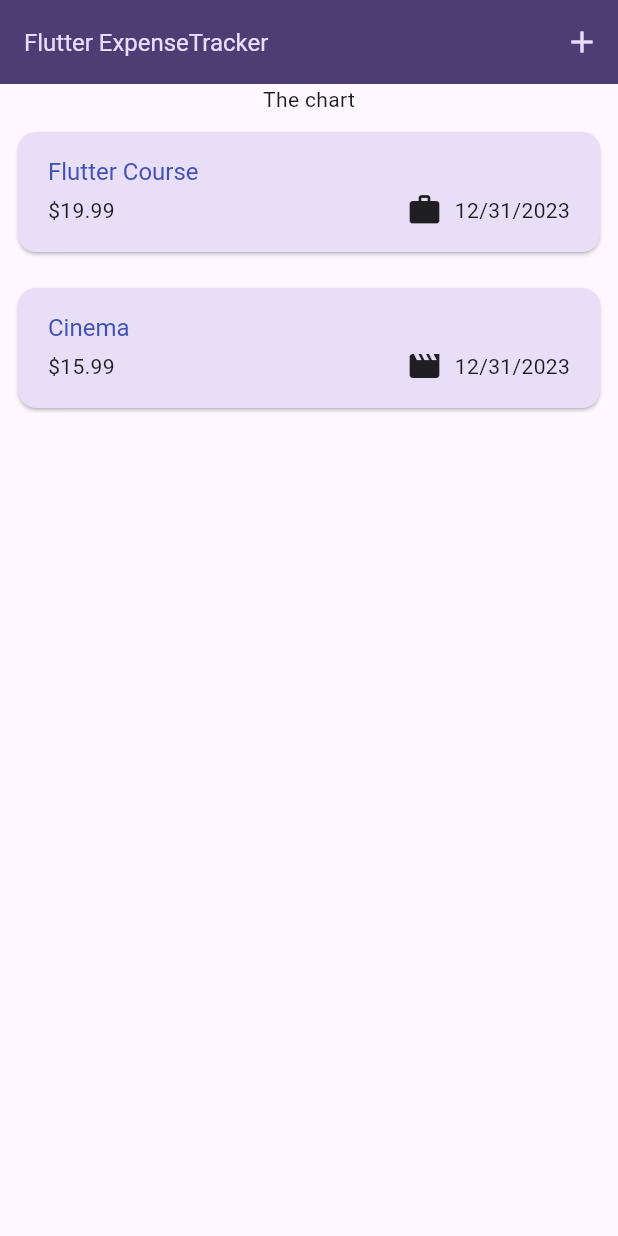
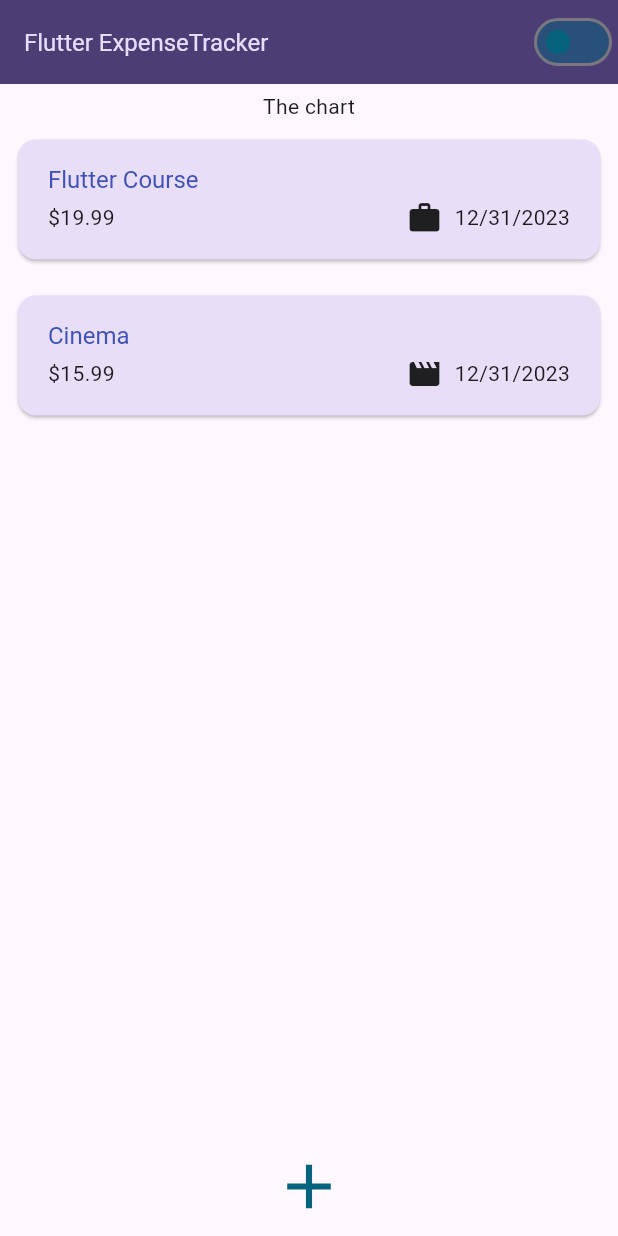
Before and after one commit to dev-rahul-0/expense_tracker, a Flutter app: the screen it shows after launch, on a phone screen of 412 x 824 dp. Run offline on Flutter 3.47's test engine with Material 3 defaults, Android fonts, the phone set to English and light mode, and no system bars.

Commit message:
ThemeToggleAdded

```diff
--- a/lib/expenses.dart
+++ b/lib/expenses.dart
@@ -2,6 +2,7 @@ import 'package:expense/expense.dart';
 import 'package:expense/expenses_list.dart';
 import 'package:expense/new_expense.dart';
 import 'package:flutter/material.dart';
+
 class Expenses extends StatefulWidget {
   const Expenses({super.key});
 
@@ -44,8 +45,7 @@ class _ExpensesState extends State<Expenses> {
     setState(() {
       _registeredExpenses.remove(expense);
     });
-    ScaffoldMessenger.of(context).showSnackBar(
-      SnackBar(
+    ScaffoldMessenger.of(context).showSnackBar(SnackBar(
       duration: const Duration(seconds: 3),
       content: const Text('Expense delete.'),
       action: SnackBarAction(
@@ -56,37 +56,38 @@ class _ExpensesState extends State<Expenses> {
           });
         },
       ),
-      )
+    ));
+  }
+
+  @override
+  Widget build(BuildContext context) {
+    Widget mainContent = const Center(
+      child: Text('No expenses found. Start adding some!'),
+    );
+
+    if (_registeredExpenses.isNotEmpty) {
+      mainContent = ExpensesList(
+        expenses: _registeredExpenses,
+        onRemoveExpense: _removeExpense,
       );
     }
-  @override
-  Widget build(BuildContext context) {
-    Widget mainContent = const Center(child:
-    Text('No expenses found. Start adding some!'),);
-
-    if (_registeredExpenses.isNotEmpty) {
-      mainContent =  ExpensesList(
-        expenses: _registeredExpenses,
-        onRemoveExpense: _removeExpense,);
-    }
-    return  Scaffold(
-      appBar: AppBar(
-        title: const Text('Flutter ExpenseTracker'),
-        actions: [
-          IconButton(onPressed: _openAddExpenseOverlay,
-              icon: const Icon(Icons.add))
-        ],
-      ),
-      body: Builder(
-        builder: (BuildContext context) {
+    return Scaffold(
+      body: Builder(builder: (BuildContext context) {
         return Column(
           children: [
+            const SizedBox(
+              height: 5,
+            ),
             const Text('The chart'),
-              Expanded(child: mainContent)
+            Expanded(child: mainContent),
+            IconButton(
+                iconSize: 50,
+                color: const Color.fromARGB(255, 5, 99, 125),
+                onPressed: _openAddExpenseOverlay,
+                icon: const Icon(Icons.add)),
           ],
         );
-        }
-      ),
+      }),
     );
   }
 }
--- a/lib/main.dart
+++ b/lib/main.dart
@@ -1,28 +1,37 @@
 import 'package:expense/expenses.dart';
 import 'package:flutter/material.dart';
 
+void main() {
+  runApp(const MyApp());
+}
+
+class MyApp extends StatefulWidget {
+  const MyApp({Key? key}) : super(key: key);
+
+  @override
+  _MyAppState createState() => _MyAppState();
+}
+
+class _MyAppState extends State<MyApp> {
+  bool isDarkMode = false;
+
+  @override
+  Widget build(BuildContext context) {
     var kColorScheme = ColorScheme.fromSeed(
-    seedColor: const Color.fromARGB(255, 96, 59, 181)
+      seedColor: const Color.fromARGB(255, 96, 59, 181),
     );
 
     var kDarkColorScheme = ColorScheme.fromSeed(
       brightness: Brightness.dark,
-    seedColor: const Color.fromARGB(255, 5, 99, 125)
+      seedColor: const Color.fromARGB(255, 5, 99, 125),
     );
 
-void main() {
-  runApp( const MyApp());
-}
-
-class MyApp extends StatelessWidget {
-  const MyApp({super.key});
-  @override
-  Widget build(BuildContext context) {
-    return  MaterialApp(
+    return MaterialApp(
       darkTheme: ThemeData.dark().copyWith(
         useMaterial3: true,
         colorScheme: kDarkColorScheme,
       ),
+      themeMode: isDarkMode ? ThemeMode.dark : ThemeMode.light,
       debugShowCheckedModeBanner: false,
       theme: ThemeData().copyWith(
         useMaterial3: true,
@@ -33,7 +42,7 @@ class MyApp extends StatelessWidget {
         ),
         cardTheme: const CardTheme().copyWith(
           color: kColorScheme.secondaryContainer,
-        margin: const EdgeInsets.all(12),
+          margin: EdgeInsets.all(12),
         ),
         elevatedButtonTheme: ElevatedButtonThemeData(
           style: ElevatedButton.styleFrom(
@@ -44,12 +53,31 @@ class MyApp extends StatelessWidget {
               titleLarge: const TextStyle(
                 fontWeight: FontWeight.normal,
                 color: Colors.indigo,
-          fontSize: 16
+                fontSize: 16,
+              ),
+            ),
+      ),
+      home: Scaffold(
+        appBar: AppBar(
+          title: const Text('Flutter ExpenseTracker'),
+          actions: [
+            Switch(
+              value: isDarkMode,
+              onChanged: (value) {
+                setState(() {
+                  isDarkMode = value;
+                });
+              },
+              activeColor: const Color.fromARGB(255, 96, 59, 181),
+              inactiveThumbColor: const Color.fromARGB(255, 5, 99, 125),
+              inactiveTrackColor:
+                  const Color.fromARGB(255, 5, 99, 125).withOpacity(0.5),
+              // Adjust the scale value as needed
             )
-      )
+          ],
         ),
-    themeMode: ThemeMode.system,
-    home: const Expenses(),
+        body: const Expenses(),
+      ),
     );
   }
 }
```
Also changed, not shown: pubspec.lock. Lines whose indentation alone changed are shown as unchanged.
